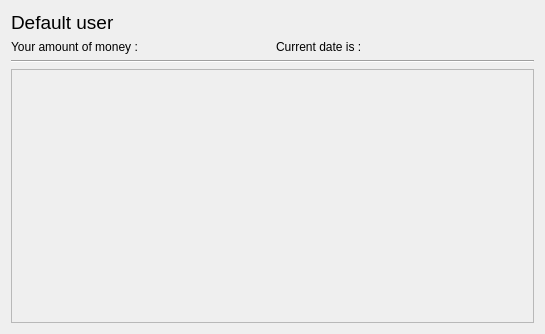
The window that NETB380_ExpenseManager/ep_show_report.ui (satanasov/NETB380) describes before a commit, drawn with Qt 5.
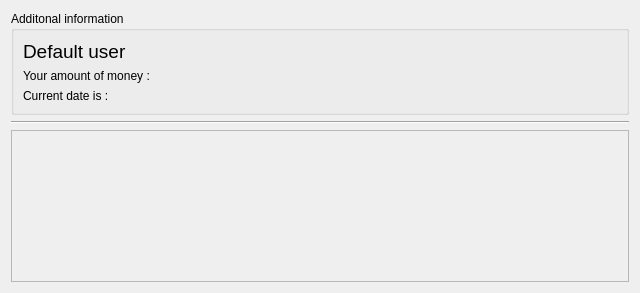
The same window after the commit. Icons and pictures are not drawn.

Commit message: Now show report inlcudes showing type of expense. Added first row in expense report.

What changed in the file:
```diff
--- a/NETB380_ExpenseManager/ep_show_report.ui
+++ b/NETB380_ExpenseManager/ep_show_report.ui
@@ -6,8 +6,8 @@
    <rect>
     <x>0</x>
     <y>0</y>
-    <width>545</width>
-    <height>334</height>
+    <width>640</width>
+    <height>293</height>
    </rect>
   </property>
   <property name="sizePolicy">
@@ -29,41 +29,59 @@
   <property name="locale">
    <locale language="C" country="AnyCountry"/>
   </property>
-  <layout class="QGridLayout" name="gridLayout">
-   <item row="0" column="0">
+  <layout class="QVBoxLayout" name="verticalLayout_2">
+   <item>
+    <widget class="QGroupBox" name="groupBox">
+     <property name="title">
+      <string>Additonal information</string>
+     </property>
+     <layout class="QVBoxLayout" name="verticalLayout">
+      <item>
     <widget class="QLabel" name="labelDefaultUser">
      <property name="font">
       <font>
        <pointsize>14</pointsize>
       </font>
      </property>
+        <property name="frameShape">
+         <enum>QFrame::NoFrame</enum>
+        </property>
      <property name="text">
       <string>Default user</string>
      </property>
     </widget>
    </item>
-   <item row="1" column="0">
+      <item>
     <widget class="QLabel" name="labelAmountOfMoney">
+        <property name="frameShape">
+         <enum>QFrame::NoFrame</enum>
+        </property>
      <property name="text">
       <string>Your amount of money : </string>
      </property>
     </widget>
    </item>
-   <item row="1" column="1">
+      <item>
     <widget class="QLabel" name="label_3">
+        <property name="frameShape">
+         <enum>QFrame::NoFrame</enum>
+        </property>
      <property name="text">
       <string>Current date is :</string>
      </property>
     </widget>
    </item>
-   <item row="2" column="0" colspan="2">
+     </layout>
+    </widget>
+   </item>
+   <item>
     <widget class="Line" name="line">
      <property name="orientation">
       <enum>Qt::Horizontal</enum>
      </property>
     </widget>
    </item>
-   <item row="3" column="0" colspan="2">
+   <item>
     <widget class="QScrollArea" name="scrollAreaReport">
      <property name="sizeAdjustPolicy">
       <enum>QAbstractScrollArea::AdjustIgnored</enum>
@@ -76,8 +94,8 @@
        <rect>
         <x>0</x>
         <y>0</y>
-        <width>525</width>
-        <height>257</height>
+        <width>620</width>
+        <height>164</height>
        </rect>
       </property>
      </widget>
```
Lines whose indentation alone changed are shown as unchanged. The commit also changes 3 other files.
